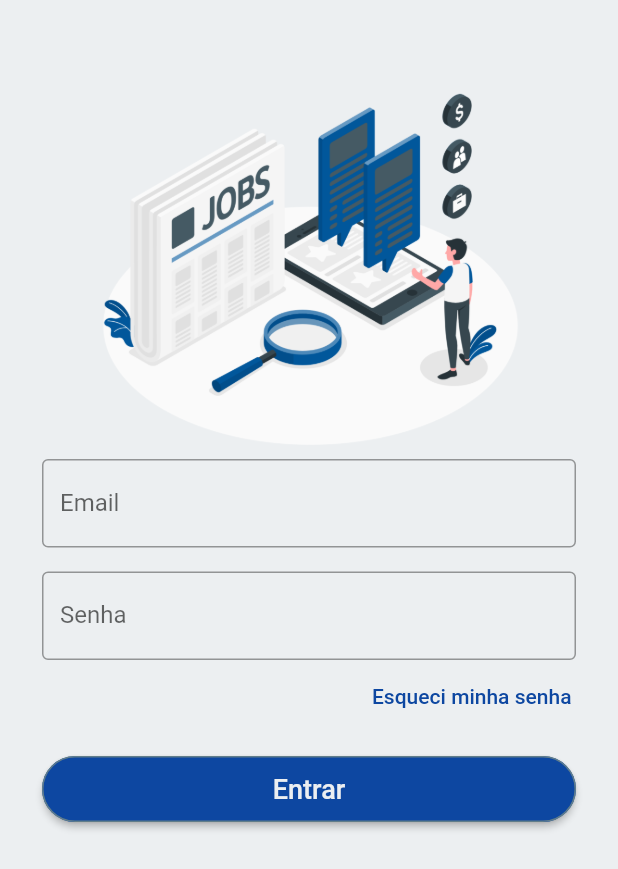
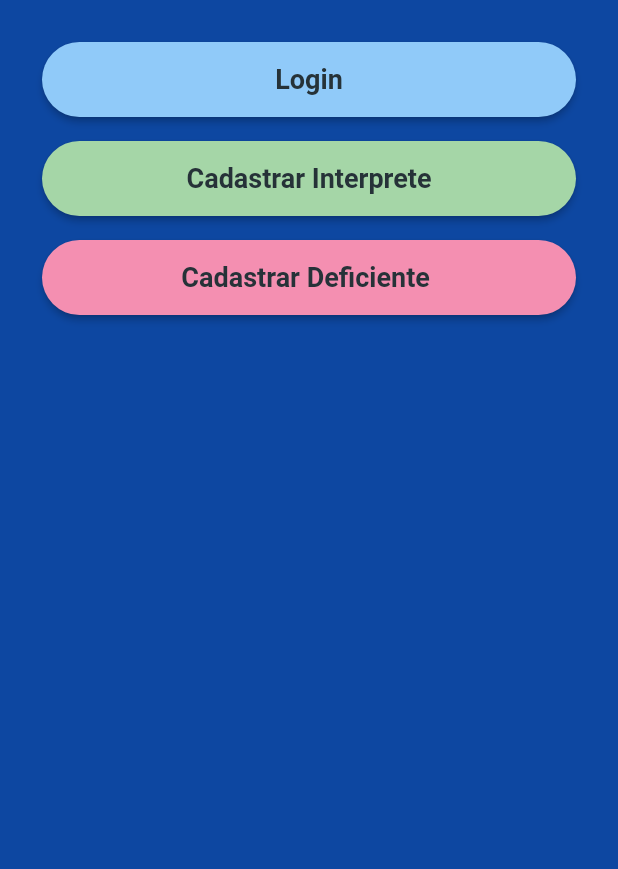
Before and after one commit to gabihtoledo0/inser-deaf, a Flutter app: the screen it shows after launch, on a phone screen of 412 x 824 dp. Shown: the top 869 px of the screen. Run offline on Flutter 3.47's test engine with Material 2 defaults, Android fonts, the phone set to English and light mode, and no system bars; our stand-ins replace sqflite; accounts and stored records are empty.

Commit message:
added home screen

```diff
--- a/lib/data/dao/user_dao.dart
+++ b/lib/data/dao/user_dao.dart
@@ -32,7 +32,6 @@ class UserDao {
   Future<int> insert(User user) async {
     final Database db = await getDatabase();
     int id = await db.insert(_tableUser, user.toMap());
-    print('inserted1: $id');
     return id;
   }
 
--- a/lib/main.dart
+++ b/lib/main.dart
@@ -1,9 +1,10 @@
+import 'package:Inserdeaf/pages/primaryScreen.dart';
 import 'package:flutter/material.dart';
-import 'package:Inserdeaf/pages/login/login.dart';
 import 'package:Inserdeaf/data/dao/user_dao.dart';
 import 'package:Inserdeaf/data/dao/interpreter_dao.dart';
-import 'models/user.dart';
-import 'models/interpreter.dart';
+import 'package:Inserdeaf/pages/login/login.dart';
+// import 'models/user.dart';
+// import 'models/interpreter.dart';
 
 void main() {
   WidgetsFlutterBinding.ensureInitialized();
@@ -11,8 +12,8 @@ void main() {
   UserDao userDao = UserDao();
   InterpreterDao intepreterDao = InterpreterDao();
   // inserindo um usuário
-  userDao.insert(User(1, "Gabriela", "Toledo Prado", "gabi@gabi", "12345678", "11943567893", "Caieiras"));
-  intepreterDao.insert(Interpreter(1, "Felipe", "Oliveira", "felipe@felipe", "senha123", "11943567893", "São Paulo", "sou um estudante"));
+  // userDao.insert(User(1, "Gabriela", "Toledo Prado", "gabi@gabi", "12345678", "11943567893", "Caieiras"));
+  // intepreterDao.insert(Interpreter(1, "Felipe", "Oliveira", "felipe@felipe", "senha123", "11943567893", "São Paulo", "sou um estudante"));
   // inicializando o app
   runApp(LoginApp(
     userDao: userDao,
@@ -21,8 +22,14 @@ void main() {
 }
 
 class LoginApp extends StatelessWidget {
+
   final UserDao userDao;
   final InterpreterDao interpreterDao;
+  final routes = {
+    '/login': (BuildContext context) =>
+        new LoginScreen(userDao: userDao, interpreterDao: intepreterDao),
+    '/': (BuildContext context) => new PrimaryScreen(),
+  };
   LoginApp({
     this.userDao,
     this.interpreterDao,
@@ -31,11 +38,11 @@ class LoginApp extends StatelessWidget {
   Widget build(BuildContext context) {
     return MaterialApp(
       title: 'Login App',
+      routes: routes,
       debugShowCheckedModeBanner: false,
       theme: ThemeData(
         primarySwatch: Colors.blue,
       ),
-      home: LoginScreen(userDao: userDao, interpreterDao: interpreterDao),
     );
   }
 }
--- a/lib/pages/login/login.dart
+++ b/lib/pages/login/login.dart
@@ -77,14 +77,14 @@ class _LoginScreenState extends State<LoginScreen> {
               height: 16.0,
             ),
             SizedBox(
-              height: 44.0,
+              height: 50.0,
               child: RaisedButton(
                 shape: RoundedRectangleBorder(
                     borderRadius: BorderRadius.circular(25.0),
                     side: BorderSide(color: Colors.blueGrey)),
                 child: Text(
                   "Entrar",
-                  style: TextStyle(fontSize: 18.0),
+                  style: TextStyle(fontSize: 18.0, fontWeight: FontWeight.bold),
                 ),
                 textColor: Colors.blueGrey[50],
                 color: Colors.blue[900],
@@ -94,7 +94,7 @@ class _LoginScreenState extends State<LoginScreen> {
                   }
                 },
               ),
-            )
+            ),
           ],
         ),
       ),
--- /dev/null
+++ b/lib/pages/primaryScreen.dart
@@ -0,0 +1,68 @@
+import 'package:flutter/material.dart';
+
+class PrimaryScreen extends StatefulWidget {
+  @override
+  _PrimaryScreenState createState() => _PrimaryScreenState();
+}
+
+class _PrimaryScreenState extends State<PrimaryScreen> {
+  final _key = GlobalKey<FormState>();
+  Widget build(BuildContext context) {
+    return Scaffold(
+      backgroundColor: Colors.blue[900],
+      body: ListView(padding: EdgeInsets.all(28.0), children: <Widget>[
+        SizedBox(
+          height: 50.0,
+          child: RaisedButton(
+            shape: RoundedRectangleBorder(
+              borderRadius: BorderRadius.circular(25.0),
+            ),
+            child: Text(
+              "Login",
+              style: TextStyle(fontSize: 18.0, fontWeight: FontWeight.bold),
+            ),
+            textColor: Colors.blueGrey[900],
+            color: Colors.blue[200],
+            onPressed: () {},
+          ),
+        ),
+        SizedBox(
+          height: 16.0,
+        ),
+        SizedBox(
+          height: 50.0,
+          child: RaisedButton(
+            shape: RoundedRectangleBorder(
+              borderRadius: BorderRadius.circular(25.0),
+            ),
+            child: Text(
+              "Cadastrar Interprete",
+              style: TextStyle(fontSize: 18.0, fontWeight: FontWeight.bold),
+            ),
+            textColor: Colors.blueGrey[900],
+            color: Colors.green[200],
+            onPressed: () {},
+          ),
+        ),
+        SizedBox(
+          height: 16.0,
+        ),
+        SizedBox(
+          height: 50.0,
+          child: RaisedButton(
+            shape: RoundedRectangleBorder(
+              borderRadius: BorderRadius.circular(25.0),
+            ),
+            child: Text(
+              "Cadastrar Deficiente ",
+              style: TextStyle(fontSize: 18.0, fontWeight: FontWeight.bold),
+            ),
+            textColor: Colors.blueGrey[900],
+            color: Colors.pink[200],
+            onPressed: () {},
+          ),
+        )
+      ]),
+    );
+  }
+}
```
